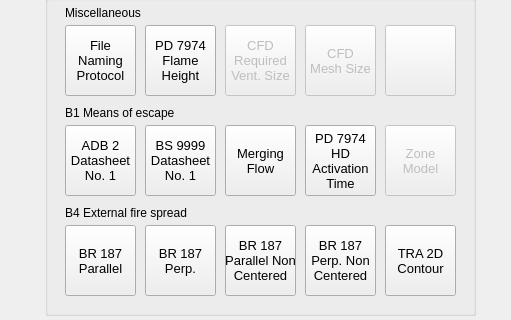
fuyans/fsetoolsGUI, file fsetoolsGUI/gui/layout/ui/main.ui: the form before one commit; both pictures show x 0 to 511 and y 170 to 490 of the 511 by 631 pixel window.
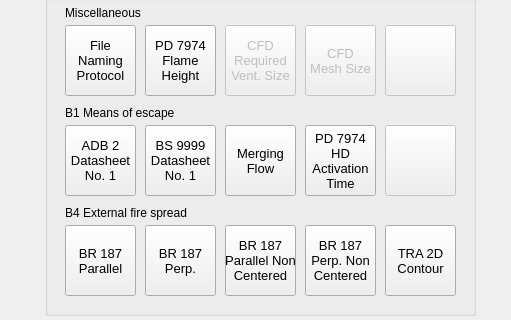
The form after the commit. Icons and pictures are not drawn.

Diff of the .ui file:
```diff
--- a/fsetoolsGUI/gui/layout/ui/main.ui
+++ b/fsetoolsGUI/gui/layout/ui/main.ui
@@ -580,8 +580,7 @@
       <string>Not implemented.</string>
      </property>
      <property name="text">
-      <string>Zone
-Model</string>
+      <string/>
      </property>
     </widget>
     <widget class="QPushButton" name="pushButton_0102_bs9999_datasheet_1">
```
